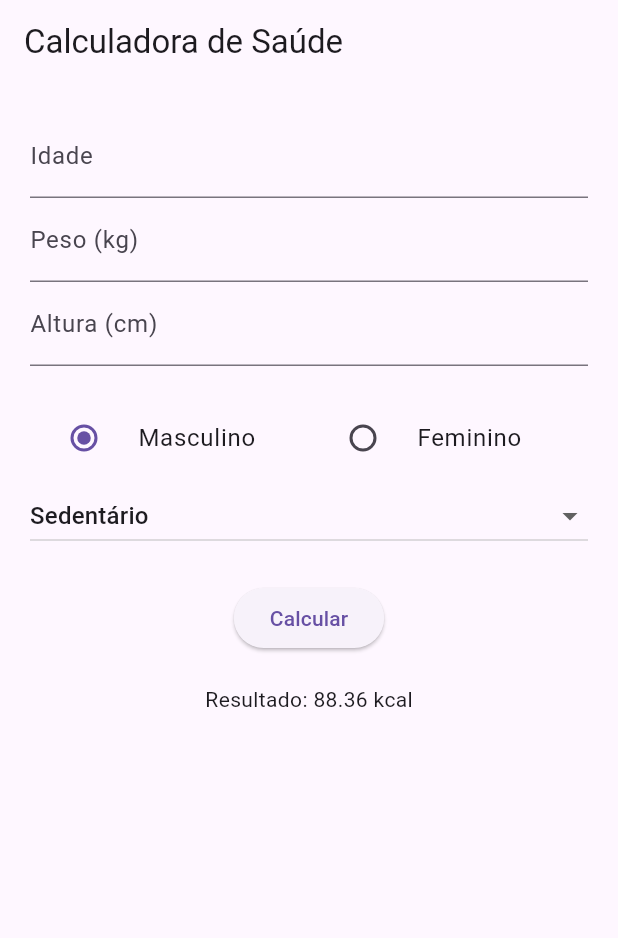
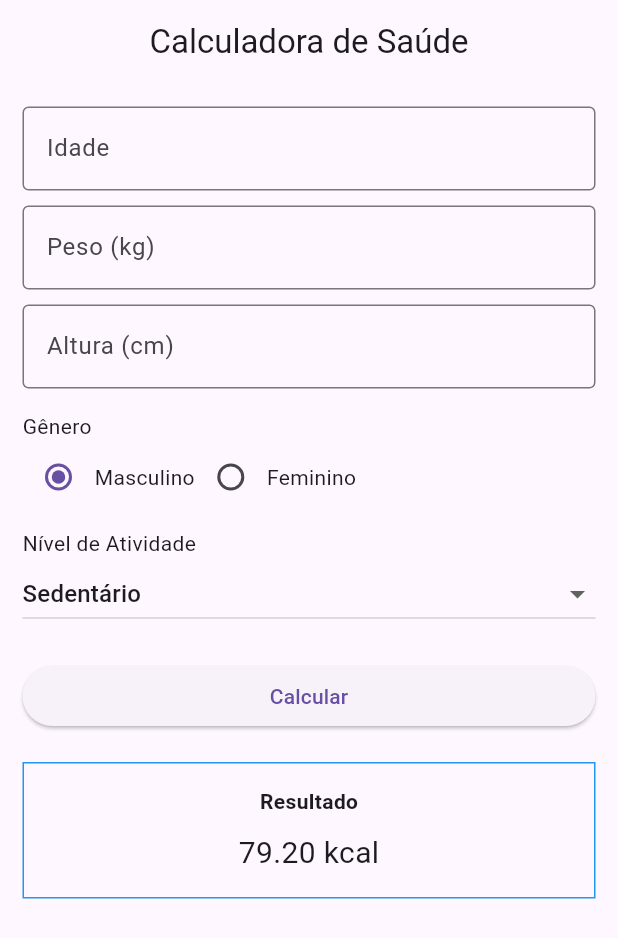
Before and after one commit to pauloewilliam/atividade-TMB-paulo, a Flutter app: the screen it shows after launch, after a tap on "Calcular", on a phone screen of 412 x 824 dp. Shown: the top 938 px of the screen. Run offline on Flutter 3.47's test engine with Material 3 defaults, Android fonts, the phone set to English and light mode, and no system bars.

Commit message:
first commit

```diff
--- a/lib/main.dart
+++ b/lib/main.dart
@@ -1,122 +1,164 @@
 import 'package:flutter/material.dart';
 
 void main() {
-  runApp(const MyApp());
+  runApp(MaterialApp(
+    home: TelaTMB(),
+    debugShowCheckedModeBanner: false,
+  ));
 }
 
-class MyApp extends StatefulWidget {
-  const MyApp({super.key});
-
+class TelaTMB extends StatefulWidget {
   @override
-  State<MyApp> createState() => _MyAppState();
+  _TelaTMBState createState() => _TelaTMBState();
 }
 
-class _MyAppState extends State<MyApp> {
-  final TextEditingController idadeController = TextEditingController();
-  final TextEditingController pesoController = TextEditingController();
-  final TextEditingController alturaController = TextEditingController();
+class _TelaTMBState extends State<TelaTMB> {
+  TextEditingController idade = TextEditingController();
+  TextEditingController peso = TextEditingController();
+  TextEditingController altura = TextEditingController();
 
-  String genero = "masculino";
-  String atividade = "sedentario";
-
+  String genero = "M";
+  double atividade = 1.2;
   double resultado = 0;
 
-  void calcularTMB() {
-    double idade = double.tryParse(idadeController.text) ?? 0;
-    double peso = double.tryParse(pesoController.text) ?? 0;
-    double altura = double.tryParse(alturaController.text) ?? 0;
+  void calcular() {
+    double i = double.tryParse(idade.text) ?? 0;
+    double p = double.tryParse(peso.text) ?? 0;
+    double a = double.tryParse(altura.text) ?? 0;
 
-    if (genero == "masculino") {
-      resultado = 88.36 + (13.4 * peso) + (4.8 * altura) - (5.7 * idade);
+    double tmb;
+
+    if (genero == "M") {
+      tmb = 66 + (13.7 * p) + (5 * a) - (6.8 * i);
     } else {
-      resultado = 447.6 + (9.2 * peso) + (3.1 * altura) - (4.3 * idade);
+      tmb = 655 + (9.6 * p) + (1.8 * a) - (4.7 * i);
     }
 
-    setState(() {});
+    setState(() {
+      resultado = tmb * atividade;
+    });
   }
 
   @override
   Widget build(BuildContext context) {
-    return MaterialApp(
-      home: Scaffold(
-        appBar: AppBar(title: const Text("Calculadora de Saúde")),
-        body: Padding(
-          padding: const EdgeInsets.all(20),
+    return Scaffold(
+      appBar: AppBar(
+        title: Text("Calculadora de Saúde"),
+        centerTitle: true,
+      ),
+      body: SingleChildScrollView(
+        child: Padding(
+          padding: EdgeInsets.all(15),
           child: Column(
+            crossAxisAlignment: CrossAxisAlignment.stretch,
             children: [
+
               TextField(
-                controller: idadeController,
+                controller: idade,
                 keyboardType: TextInputType.number,
-                decoration: const InputDecoration(labelText: "Idade"),
+                decoration: InputDecoration(
+                  labelText: "Idade",
+                  border: OutlineInputBorder(),
                 ),
+              ),
+              SizedBox(height: 10),
+
               TextField(
-                controller: pesoController,
+                controller: peso,
                 keyboardType: TextInputType.number,
-                decoration: const InputDecoration(labelText: "Peso (kg)"),
+                decoration: InputDecoration(
+                  labelText: "Peso (kg)",
+                  border: OutlineInputBorder(),
                 ),
+              ),
+              SizedBox(height: 10),
+
               TextField(
-                controller: alturaController,
+                controller: altura,
                 keyboardType: TextInputType.number,
-                decoration: const InputDecoration(labelText: "Altura (cm)"),
+                decoration: InputDecoration(
+                  labelText: "Altura (cm)",
+                  border: OutlineInputBorder(),
+                ),
               ),
 
-              const SizedBox(height: 20),
+              SizedBox(height: 15),
 
+              Text("Gênero"),
               Row(
                 children: [
-                  Expanded(
-                    child: RadioListTile(
-                      title: const Text("Masculino"),
-                      value: "masculino",
+                  Radio(
+                    value: "M",
                     groupValue: genero,
-                      onChanged: (value) {
+                    onChanged: (valor) {
                       setState(() {
-                          genero = value!;
+                        genero = valor!;
                       });
                     },
                   ),
-                  ),
-                  Expanded(
-                    child: RadioListTile(
-                      title: const Text("Feminino"),
-                      value: "feminino",
+                  Text("Masculino"),
+
+                  Radio(
+                    value: "F",
                     groupValue: genero,
-                      onChanged: (value) {
+                    onChanged: (valor) {
                       setState(() {
-                          genero = value!;
+                        genero = valor!;
                       });
                     },
                   ),
-                  ),
+                  Text("Feminino"),
                 ],
               ),
 
-              DropdownButton<String>(
+              SizedBox(height: 10),
+
+              Text("Nível de Atividade"),
+              DropdownButton<double>(
                 value: atividade,
                 isExpanded: true,
-                items: const [
-                  DropdownMenuItem(value: "sedentario", child: Text("Sedentário")),
-                  DropdownMenuItem(value: "leve", child: Text("Levemente ativo")),
-                  DropdownMenuItem(value: "moderado", child: Text("Moderado")),
-                  DropdownMenuItem(value: "ativo", child: Text("Ativo")),
+                items: [
+                  DropdownMenuItem(value: 1.2, child: Text("Sedentário")),
+                  DropdownMenuItem(value: 1.375, child: Text("Leve")),
+                  DropdownMenuItem(value: 1.55, child: Text("Moderado")),
+                  DropdownMenuItem(value: 1.725, child: Text("Ativo")),
+                  DropdownMenuItem(value: 1.9, child: Text("Muito ativo")),
                 ],
-                onChanged: (value) {
+                onChanged: (valor) {
                   setState(() {
-                    atividade = value!;
+                    atividade = valor!;
                   });
                 },
               ),
 
-              const SizedBox(height: 20),
+              SizedBox(height: 20),
 
               ElevatedButton(
-                onPressed: calcularTMB,
-                child: const Text("Calcular"),
+                onPressed: calcular,
+                child: Text("Calcular"),
               ),
 
-              const SizedBox(height: 20),
+              SizedBox(height: 20),
 
-              Text("Resultado: ${resultado.toStringAsFixed(2)} kcal"),
+              Container(
+                padding: EdgeInsets.all(15),
+                decoration: BoxDecoration(
+                  border: Border.all(color: Colors.blue),
+                ),
+                child: Column(
+                  children: [
+                    Text(
+                      "Resultado",
+                      style: TextStyle(fontWeight: FontWeight.bold),
+                    ),
+                    SizedBox(height: 10),
+                    Text(
+                      "${resultado.toStringAsFixed(2)} kcal",
+                      style: TextStyle(fontSize: 20),
+                    ),
+                  ],
+                ),
+              )
             ],
           ),
         ),
```
Lines whose indentation alone changed are shown as unchanged.
